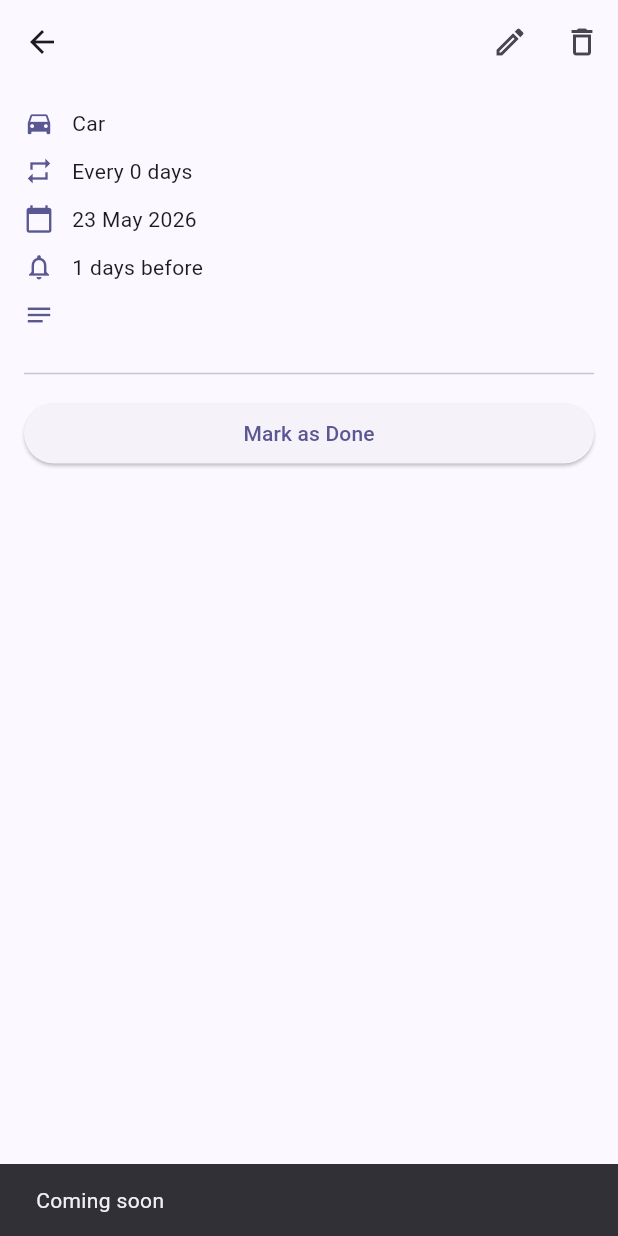
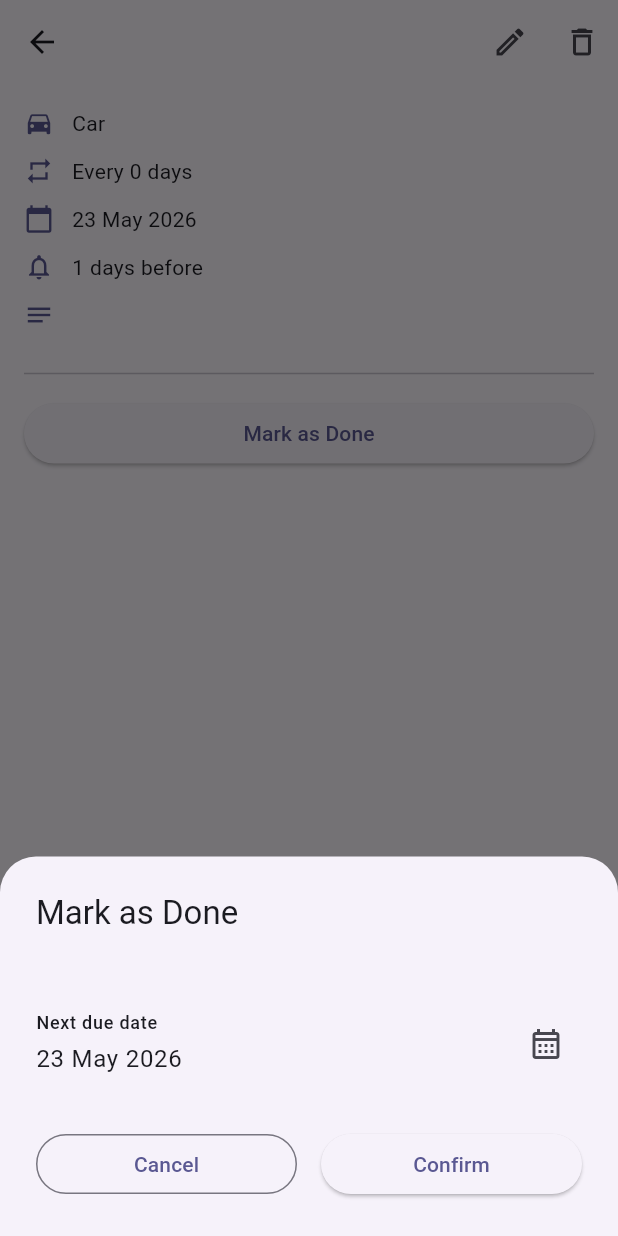
Before and after one commit to szenyewET/RepeatRemind, a Flutter app: the TaskDetailScreen screen opened directly with empty values, after a tap on "Mark as Done", on a phone screen of 412 x 824 dp. Run offline on Flutter 3.47's test engine with Material 3 defaults, Android fonts, the phone set to English and light mode, and no system bars; our stand-ins replace flutter_local_notifications, flutter_riverpod, hive, hive_flutter, shared_preferences, timezone; accounts and stored records are empty; generated files the repository leaves out were written again.

Commit message:
feat: Mark as Done dialog with next due date preview, adjust, confirm, haptic
Co-Authored-By: Claude Sonnet 4.6 <noreply@anthropic.com>

```diff
--- a/lib/screens/task_detail_screen.dart
+++ b/lib/screens/task_detail_screen.dart
@@ -5,6 +5,7 @@ import '../models/interval.dart' as ri;
 import '../models/task.dart';
 import '../providers/task_provider.dart';
 import '../widgets/category_icon.dart';
+import '../widgets/mark_as_done_sheet.dart';
 import 'add_task_screen.dart';
 
 class TaskDetailScreen extends ConsumerWidget {
@@ -81,11 +82,7 @@ class TaskDetailScreen extends ConsumerWidget {
 
           // ── Mark as Done ─────────────────────────────────────────────────
           ElevatedButton(
-            onPressed: () {
-              ScaffoldMessenger.of(context).showSnackBar(
-                const SnackBar(content: Text('Coming soon')),
-              );
-            },
+            onPressed: () => showMarkAsDoneSheet(context, ref, task),
             child: const Text('Mark as Done'),
           ),
         ],
--- /dev/null
+++ b/lib/widgets/mark_as_done_sheet.dart
@@ -0,0 +1,210 @@
+import 'package:flutter/material.dart';
+import 'package:flutter/services.dart';
+import 'package:flutter_riverpod/flutter_riverpod.dart';
+
+import '../models/task.dart';
+import '../providers/task_provider.dart';
+
+/// Modal bottom sheet for the Mark as Done flow.
+///
+/// 1. Shows the previewed next due date from [taskRepositoryProvider].
+/// 2. Allows the user to adjust the date via [showDatePicker].
+/// 3. On Confirm: calls [TaskListNotifier.commitCompletion], plays haptic,
+///    pops the sheet, and shows a success SnackBar on the parent scaffold.
+void showMarkAsDoneSheet(
+  BuildContext context,
+  WidgetRef ref,
+  Task task,
+) {
+  final previewDate =
+      ref.read(taskRepositoryProvider).previewNextDueDate(task, DateTime.now());
+
+  showModalBottomSheet<void>(
+    context: context,
+    isScrollControlled: true,
+    shape: const RoundedRectangleBorder(
+      borderRadius: BorderRadius.vertical(top: Radius.circular(24)),
+    ),
+    builder: (_) => _MarkAsDoneSheet(
+      task: task,
+      previewDate: previewDate,
+      parentContext: context,
+      ref: ref,
+    ),
+  );
+}
+
+// ── Internal StatefulWidget ───────────────────────────────────────────────
+
+class _MarkAsDoneSheet extends StatefulWidget {
+  final Task task;
+  final DateTime previewDate;
+  final BuildContext parentContext;
+  final WidgetRef ref;
+
+  const _MarkAsDoneSheet({
+    required this.task,
+    required this.previewDate,
+    required this.parentContext,
+    required this.ref,
+  });
+
+  @override
+  State<_MarkAsDoneSheet> createState() => _MarkAsDoneSheetState();
+}
+
+class _MarkAsDoneSheetState extends State<_MarkAsDoneSheet> {
+  late DateTime _selectedDate;
+  bool _confirming = false;
+
+  @override
+  void initState() {
+    super.initState();
+    _selectedDate = widget.previewDate;
+  }
+
+  String _formatDate(DateTime date) {
+    const months = [
+      'Jan', 'Feb', 'Mar', 'Apr', 'May', 'Jun',
+      'Jul', 'Aug', 'Sep', 'Oct', 'Nov', 'Dec',
+    ];
+    return '${date.day} ${months[date.month - 1]} ${date.year}';
+  }
+
+  Future<void> _pickDate() async {
+    final today = DateTime.now();
+    final picked = await showDatePicker(
+      context: context,
+      initialDate: _selectedDate,
+      firstDate: today,
+      lastDate: today.add(const Duration(days: 3650)),
+    );
+    if (picked != null) {
+      setState(() => _selectedDate = picked);
+    }
+  }
+
+  Future<void> _confirm() async {
+    setState(() => _confirming = true);
+
+    // Let the checkmark animate for 500ms before dismissing
+    await Future<void>.delayed(const Duration(milliseconds: 500));
+
+    final confirmedDate = _selectedDate;
+
+    await widget.ref
+        .read(taskListProvider.notifier)
+        .commitCompletion(widget.task, confirmedDate);
+
+    HapticFeedback.mediumImpact();
+
+    if (mounted) Navigator.of(context).pop();
+
+    // Show success SnackBar on parent scaffold
+    if (widget.parentContext.mounted) {
+      ScaffoldMessenger.of(widget.parentContext).showSnackBar(
+        SnackBar(
+          content: Text('Done! Next reminder: ${_formatDate(confirmedDate)}'),
+        ),
+      );
+    }
+  }
+
+  @override
+  Widget build(BuildContext context) {
+    final colorScheme = Theme.of(context).colorScheme;
+
+    return Padding(
+      padding: EdgeInsets.fromLTRB(
+        24,
+        24,
+        24,
+        24 + MediaQuery.of(context).viewInsets.bottom,
+      ),
+      child: Column(
+        mainAxisSize: MainAxisSize.min,
+        crossAxisAlignment: CrossAxisAlignment.start,
+        children: [
+          // ── Header ────────────────────────────────────────────────────
+          Center(
+            child: AnimatedSwitcher(
+              duration: const Duration(milliseconds: 300),
+              child: _confirming
+                  ? const Icon(
+                      Icons.check_circle,
+                      key: ValueKey('check'),
+                      color: Colors.green,
+                      size: 64,
+                    )
+                  : const SizedBox(key: ValueKey('no-check'), height: 0),
+            ),
+          ),
+          if (_confirming) const SizedBox(height: 16),
+
+          Text(
+            'Mark as Done',
+            style: Theme.of(context).textTheme.titleLarge,
+          ),
+          const SizedBox(height: 4),
+          Text(
+            widget.task.name,
+            style: Theme.of(context)
+                .textTheme
+                .bodyMedium
+                ?.copyWith(color: colorScheme.onSurface.withValues(alpha: 0.6)),
+          ),
+          const SizedBox(height: 24),
+
+          // ── Next due date row ─────────────────────────────────────────
+          Row(
+            children: [
+              Expanded(
+                child: Column(
+                  crossAxisAlignment: CrossAxisAlignment.start,
+                  children: [
+                    Text(
+                      'Next due date',
+                      style: Theme.of(context).textTheme.labelMedium,
+                    ),
+                    const SizedBox(height: 4),
+                    Text(
+                      _formatDate(_selectedDate),
+                      style: Theme.of(context).textTheme.bodyLarge,
+                    ),
+                  ],
+                ),
+              ),
+              IconButton(
+                icon: const Icon(Icons.calendar_month_outlined),
+                tooltip: 'Adjust date',
+                onPressed: _confirming ? null : _pickDate,
+              ),
+            ],
+          ),
+          const SizedBox(height: 32),
+
+          // ── Action buttons ────────────────────────────────────────────
+          Row(
+            children: [
+              Expanded(
+                child: OutlinedButton(
+                  onPressed: _confirming
+                      ? null
+                      : () => Navigator.of(context).pop(),
+                  child: const Text('Cancel'),
+                ),
+              ),
+              const SizedBox(width: 16),
+              Expanded(
+                child: ElevatedButton(
+                  onPressed: _confirming ? null : _confirm,
+                  child: const Text('Confirm'),
+                ),
+              ),
+            ],
+          ),
+        ],
+      ),
+    );
+  }
+}
```
Also changed, not shown: 1 other file.
